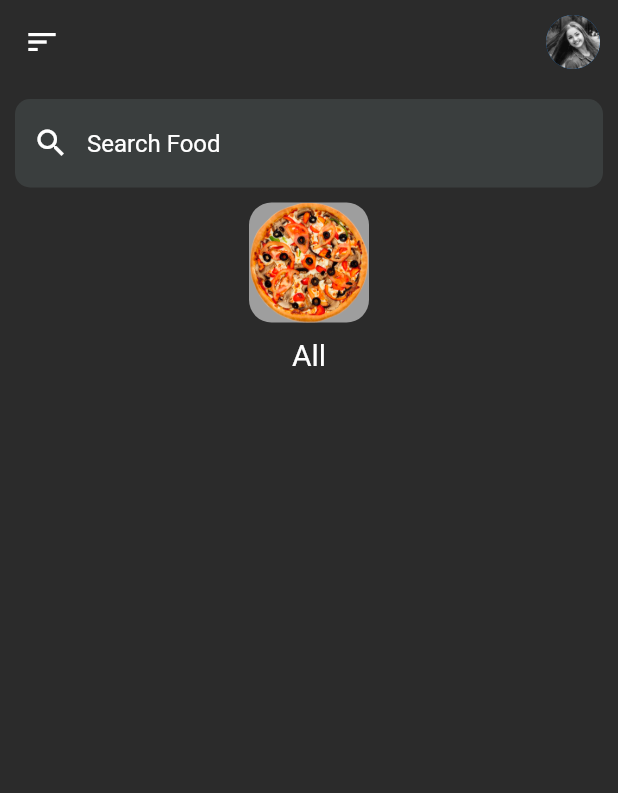
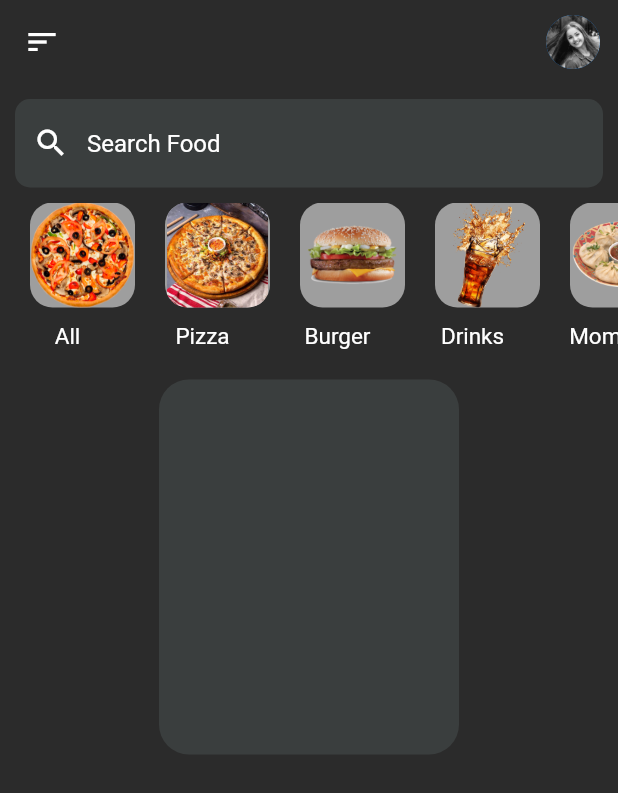
Before and after one commit to sangeeta2701/food-oredering-app, a Flutter app: the HomePage screen opened directly, on a phone screen of 412 x 824 dp. Shown: the top 793 px of the screen. Run offline on Flutter 3.47's test engine with Material 2 defaults, Android fonts, the phone set to English and light mode, and no system bars; our stand-ins replace cloud_firestore, firebase_auth, firebase_core; accounts and stored records are empty.

Commit message:
food ordering app

```diff
--- /dev/null
+++ b/lib/screens/categories_container.dart
@@ -0,0 +1,33 @@
+import 'package:flutter/material.dart';
+
+Widget categoriesContainer(String image, String name) {
+  return Column(
+    children: [
+      Container(
+        margin: EdgeInsets.only(left: 20),
+        height: 70,
+        width: 70,
+        decoration: BoxDecoration(
+          image: DecorationImage(
+            image: AssetImage(image),
+          ),
+          color: Colors.grey,
+          borderRadius: BorderRadius.circular(15),
+        ),
+      ),
+      SizedBox(
+        height: 10,
+      ),
+      Align(
+        alignment: Alignment.center,
+        child: Text(
+          name,
+          style: TextStyle(
+            fontSize: 15,
+            color: Colors.white,
+          ),
+        ),
+      )
+    ],
+  );
+}
--- a/lib/screens/home_page.dart
+++ b/lib/screens/home_page.dart
@@ -1,4 +1,5 @@
 import 'package:flutter/material.dart';
+import 'package:food_ordering/screens/categories_container.dart';
 
 class HomePage extends StatefulWidget {
   const HomePage({Key? key}) : super(key: key);
@@ -44,30 +45,28 @@ class _HomePageState extends State<HomePage> {
               ),
             ),
           ),
-          Column(
+          SingleChildScrollView(
+            scrollDirection: Axis.horizontal,
+            child: Row(
               children: [
-              Container(
-                height: 80,
-                width: 80,
-                decoration: BoxDecoration(
-                  image: DecorationImage(
-                    image: AssetImage("assets/pizza1.png"),
-                  ),
-                  color: Colors.grey,
-                  borderRadius: BorderRadius.circular(15),
+                categoriesContainer("assets/pizza1.png", "All"),
+                categoriesContainer("assets/pizza4.jpg", "Pizza"),
+                categoriesContainer("assets/burger.png", "Burger"),
+                categoriesContainer("assets/drink.png", "Drinks"),
+                categoriesContainer("assets/momos.png", "Momos"),
+              ],
             ),
           ),
           SizedBox(
-                height: 10,
+            height: 20,
           ),
-              Text(
-                "All",
-                style: TextStyle(
-                  fontSize: 20,
-                  color: Colors.white,
+          Container(
+            height: 250,
+            width: 200,
+            decoration: BoxDecoration(
+              color: Color(0xff3a3e3e),
+              borderRadius: BorderRadius.circular(20),
             ),
-              )
-            ],
           ),
         ],
       ),
```
Also changed, not shown: assets/burger.png (added), assets/drink.png (added), assets/drinks.jpg (added), assets/momos.png (added). Lines whose indentation alone changed are shown as unchanged.
